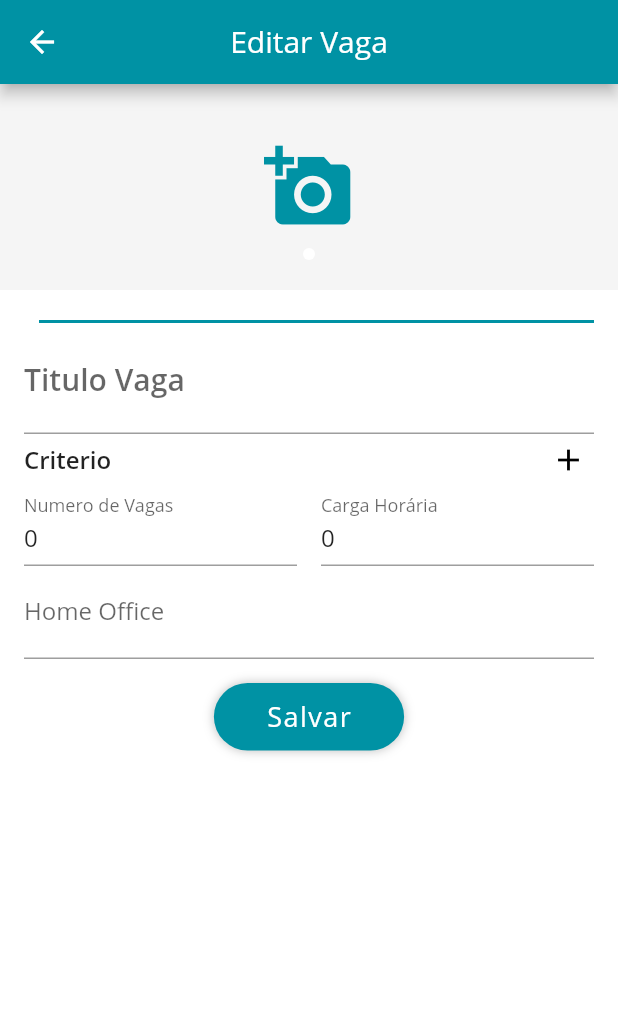
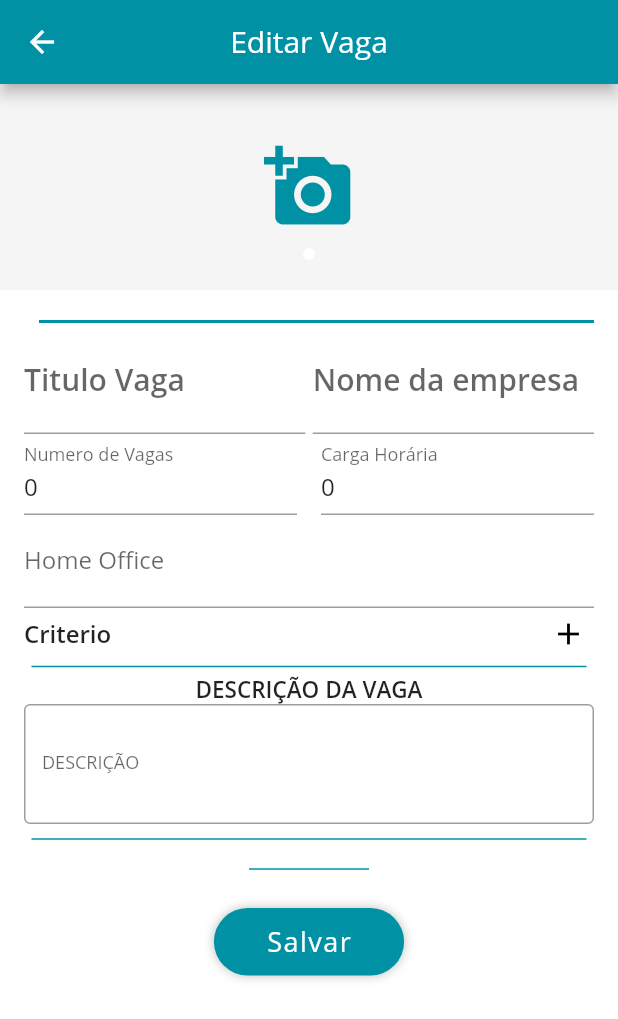
Before and after one commit to NylRJ/VenturaHR, a Flutter app: the VagaEdit screen opened directly with empty values, after a tap on the "add" icon, after a tap on the "remove" icon, on a phone screen of 412 x 824 dp. Shown: the top 1019 px of the screen. Run offline on Flutter 3.47's test engine with Material 2 defaults, Android fonts, the phone set to English and light mode, and no system bars; drawn by our look-alikes of carousel_pro; our stand-ins replace after_layout, brasil_fields, cloud_firestore, dio, firebase_auth, firebase_storage and 3 more; accounts and stored records are empty; project files that could hold a hidden picture were left out.

Commit message:
Duplicando o Objeto vaga

```diff
--- a/ventura_rh/lib/models/vaga/aggregates/criterio.dart
+++ b/ventura_rh/lib/models/vaga/aggregates/criterio.dart
@@ -1,30 +1,33 @@
+class Criterio {
+  Criterio({this.name, this.pmd, this.weight, this.description});
 
-
-class Criterio{
-
-
-  Criterio();
-  Criterio.fromMap(Map<String, dynamic> map){
-
+  Criterio.fromMap(Map<String, dynamic> map) {
     name = map['name'] as String;
     description = map['description'] as String;
     pmd = map['pmd'] as int;
     weight = map['weight'] as int;
   }
 
-
   String name;
   String description;
   int pmd;
   int weight;
 
+  Criterio clone() {
+    return Criterio(
+      name: name,
+      pmd: pmd,
+      weight: weight,
+      description: description,
+    );
+  }
 
-  Map<String, dynamic> toMap(){
+  Map<String, dynamic> toMap() {
     return {
       'name': name,
       'description': description,
       'pmd': pmd,
-      'weight':weight
+      'weight': weight
     };
   }
 
--- a/ventura_rh/lib/models/vaga/vaga.dart
+++ b/ventura_rh/lib/models/vaga/vaga.dart
@@ -25,6 +25,28 @@ class Vaga extends ChangeNotifier {
         .map((e) => Criterio.fromMap(e as Map<String, dynamic>))
         .toList();
   }
+
+  Vaga(
+      {this.id,
+        this.userId,
+        this.user,
+        this.companyTitle,
+        this.titleVacancy,
+        this.descriptionVacancy,
+        this.images,
+        this.workplace,
+        this.workload,
+        this.numberOfVacancies,
+        this.address,
+        this.criterios,
+        this.newImages,
+        this.deleted = false}) {
+    images = images ?? [];
+    criterios =  criterios ?? [];
+    newImages = newImages ?? [];
+  }
+
+
 
   final Firestore firestore = Firestore.instance;
   final FirebaseStorage storage = FirebaseStorage.instance;
@@ -56,23 +78,6 @@ class Vaga extends ChangeNotifier {
     notifyListeners();
   }
 
-  Vaga(
-      {this.id,
-      this.userId,
-      this.user,
-      this.companyTitle,
-      this.titleVacancy,
-      this.descriptionVacancy,
-      this.images,
-      this.workplace,
-      this.workload,
-      this.numberOfVacancies,
-      this.address,
-      this.criterios,
-      this.newImages,
-      this.deleted = false}) {
-      images = images ?? user.images;
-  }
 
   List<Map<String, dynamic>> exportSizeList(){
     return criterios.map((c) => c.toMap()).toList();
@@ -140,4 +145,22 @@ class Vaga extends ChangeNotifier {
   void delete(){
     firestoreRef.updateData({'deleted': true});
   }
+
+
+  Vaga clone(){
+    return Vaga(
+      id: id,
+      userId: userId,
+      companyTitle:companyTitle,
+      titleVacancy:titleVacancy,
+      descriptionVacancy:descriptionVacancy,
+      workplace:workplace,
+      workload:workload,
+      numberOfVacancies:numberOfVacancies,
+      images: List.from(images),
+      criterios: criterios.map((c) => c.clone()).toList(),
+      address: address,
+
+    );
+  }
 }
--- a/ventura_rh/lib/screens/vaga/vaga_edit/components/edit_item_criterio.dart
+++ b/ventura_rh/lib/screens/vaga/vaga_edit/components/edit_item_criterio.dart
@@ -14,18 +14,22 @@ class EditItemCriterio extends StatelessWidget {
 
   @override
   Widget build(BuildContext context) {
-    return Row(
+    return Padding(
+      padding: const EdgeInsets.all(8.0),
+      child: Row(
         children: [
           Expanded(
             flex: 20,
             child: SingleChildScrollView(
               child: TextFormField(
-              maxLines: 3,
+                maxLines: 1,
+
                 initialValue: criterio?.name,
                 decoration: const InputDecoration(
                   labelText: 'CRITERIO',
                   labelStyle: TextStyle(fontSize: 12),
                   isDense: true,
+
                 ),
                 validator: (name) {
                   if (name.isEmpty) {
@@ -44,7 +48,7 @@ class EditItemCriterio extends StatelessWidget {
           Expanded(
             flex: 15,
             child: TextFormField(
-            maxLines: 3,
+              maxLines: 1,
               initialValue: criterio.pmd?.toString(),
               decoration: const InputDecoration(
                 isDense: true,
@@ -67,7 +71,7 @@ class EditItemCriterio extends StatelessWidget {
           Expanded(
             flex: 15,
             child: TextFormField(
-            maxLines: 3,
+              maxLines: 1,
               initialValue: criterio.weight?.toString(),
               decoration: const InputDecoration(
                 isDense: true,
@@ -93,13 +97,18 @@ class EditItemCriterio extends StatelessWidget {
               child: TextFormField(
                 style: TextStyle(fontSize: 12),
                 textAlignVertical: TextAlignVertical.top,
-              maxLines: 4,
-              initialValue: criterio.description?.toString(),
+                maxLines: 3,
+                initialValue: criterio.description.toString(),
                 decoration: const InputDecoration(
                   isDense: true,
                   labelStyle: TextStyle(fontSize: 12),
                   labelText: 'DESCRIÇÃO',
+                  border: OutlineInputBorder(
+
+
                   ),
+                ),
+
                 validator: (description) {
                   if (description.isEmpty) {
                     return 'Inválido';
@@ -111,11 +120,9 @@ class EditItemCriterio extends StatelessWidget {
               ),
             ),
           ),
-        CustomIconButton(
-          iconData: Icons.remove,
-          color: Colors.red,
-          onTap: onRemove,
-        ),
+         Column(
+           children: [
+
              CustomIconButton(
                iconData: Icons.arrow_drop_up,
                color: Colors.black,
@@ -126,7 +133,15 @@ class EditItemCriterio extends StatelessWidget {
                color: Colors.black,
                onTap: onMoveDown,
              ),
+             CustomIconButton(
+               iconData: Icons.remove,
+               color: Colors.red,
+               onTap: onRemove,
+             ),
            ],
+         )
+        ],
+      ),
     );
   }
 }
--- a/ventura_rh/lib/screens/vaga/vaga_edit/components/images_form.dart
+++ b/ventura_rh/lib/screens/vaga/vaga_edit/components/images_form.dart
@@ -18,10 +18,10 @@ class ImagesForm extends StatelessWidget {
 
   @override
   Widget build(BuildContext context) {
-    Responsive responsive = Responsive.of(context);
+
 
     return FormField<List<dynamic>>(
-      initialValue: List.from(vaga.images),
+      initialValue: vaga.images,
       validator: (images){
         if (images.isEmpty) {
 
--- a/ventura_rh/lib/screens/vaga/vaga_edit/components/criterio_form.dart
+++ b/ventura_rh/lib/screens/vaga/vaga_edit/components/vaga_form.dart
@@ -2,13 +2,14 @@ import 'package:flutter/material.dart';
 import 'package:ventura_rh/common/custom_icon_button.dart';
 import 'package:ventura_rh/models/vaga/aggregates/criterio.dart';
 import 'package:ventura_rh/models/vaga/vaga.dart';
+import 'package:ventura_rh/utils/app_colors.dart';
 
 import 'edit_item_criterio.dart';
 
-class CriterioForm extends StatelessWidget {
+class VagaForm extends StatelessWidget {
   final Vaga vaga;
 
-  const CriterioForm({Key key, this.vaga}) : super(key: key);
+  const VagaForm({Key key, this.vaga}) : super(key: key);
 
   @override
   Widget build(BuildContext context) {
@@ -16,7 +17,7 @@ class CriterioForm extends StatelessWidget {
       children: [
 
         FormField<List<Criterio>>(
-              initialValue: List.from(vaga.criterios),
+              initialValue: vaga.criterios,
           validator: (criterio){
                 if (criterio.isEmpty) {
                   return 'Insira Um Critério';
@@ -26,7 +27,7 @@ class CriterioForm extends StatelessWidget {
                 }
           },
           builder: (state){
-                print(state.value);
+
                 return Column(
                   children: [
                     Row(
@@ -50,7 +51,14 @@ class CriterioForm extends StatelessWidget {
                         ),
                       ],
                     ),
+                    Divider(
 
+                      indent:5,
+                      endIndent: 5,
+                      height: 10,
+                      thickness: 1,
+                      color: AppColors.primaryColor,
+                    ),
                     Column(
                       children: state.value.map((criterio) {
                         return EditItemCriterio(
@@ -76,6 +84,7 @@ class CriterioForm extends StatelessWidget {
                         );
                       }).toList(),
                     ),
+
                     if (state.hasError)
                       Container(
                         alignment: Alignment.centerLeft,
--- a/ventura_rh/lib/screens/vaga/vaga_edit/vaga_edit.dart
+++ b/ventura_rh/lib/screens/vaga/vaga_edit/vaga_edit.dart
@@ -3,15 +3,18 @@ import 'package:flutter/services.dart';
 import 'package:ventura_rh/models/vaga/vaga.dart';
 import 'package:ventura_rh/utils/app_colors.dart';
 import 'package:ventura_rh/widgets/rounded_button.dart';
-
-import 'components/criterio_form.dart';
 import 'components/images_form.dart';
+import 'components/vaga_form.dart';
 
 class VagaEdit extends StatelessWidget {
-  final Vaga vaga;
+
+
   final GlobalKey<FormState> formKey = GlobalKey<FormState>();
 
-  VagaEdit(this.vaga);
+  VagaEdit(Vaga v):
+        vaga = v != null ? v.clone() : Vaga();
+
+  final Vaga vaga;
 
   @override
   Widget build(BuildContext context) {
@@ -39,11 +42,14 @@ class VagaEdit extends StatelessWidget {
                     thickness: 2,
                     color: AppColors.primaryColor,
                   ),
-                  Align(
+                  Row(
+                    children: [
+                      Expanded(
+                        child: Align(
                           alignment: Alignment.centerRight,
 
                           child: TextFormField(
-                      initialValue: vaga.titleVacancy,
+                            initialValue: vaga?.titleVacancy,
                             decoration: const InputDecoration(
                               hintText: 'Titulo Vaga',
                               labelText: 'Titulo Vaga',
@@ -58,12 +64,36 @@ class VagaEdit extends StatelessWidget {
                             },
                           ),
                         ),
-                 CriterioForm(vaga: vaga,),
+                      ),
+                      SizedBox(width: 5.0,),
+                      Expanded(
+                        child: Align(
+                          alignment: Alignment.centerRight,
+
+                          child: TextFormField(
+                            initialValue: vaga?.companyTitle,
+                            decoration: const InputDecoration(
+                              hintText: 'America.ltda',
+                              labelText: 'Nome da empresa',
+                            ),
+                            style: TextStyle(fontWeight: FontWeight.w600, fontSize: 20),
+                            validator: (title) {
+                              if (title.length < 6) {
+                                return 'Titulo é muito Curto!';
+                              } else {
+                                return null;
+                              }
+                            },
+                          ),
+                        ),
+                      ),
+                    ],
+                  ),
                   Row(
                     children: [
                       Expanded(
                         child: TextFormField(
-                          initialValue: vaga.numberOfVacancies.toString(),
+                          initialValue: vaga.numberOfVacancies?.toString(),
                           decoration: const InputDecoration(
                               isDense: true,
                               labelText: 'Numero de Vagas',
@@ -79,7 +109,7 @@ class VagaEdit extends StatelessWidget {
                       ),
                       Expanded(
                         child: TextFormField(
-                          initialValue: vaga.workload.toString(),
+                          initialValue: vaga.workload?.toString(),
                           decoration: const InputDecoration(
                               isDense: true,
                               labelText: "Carga Horária",
@@ -91,7 +121,7 @@ class VagaEdit extends StatelessWidget {
                   ),
 
                   TextFormField(
-                    initialValue: vaga.workplace,
+                    initialValue: vaga?.workplace,
                     decoration: const InputDecoration(
                         hintText: 'Ambiente de trabalho',
                         labelText: "Home Office"),
@@ -105,6 +135,49 @@ class VagaEdit extends StatelessWidget {
                     },
                   ),
 
+                  VagaForm(vaga: vaga,),
+                  Text(
+                    'DESCRIÇÃO DA VAGA',
+                  style: TextStyle(
+                    fontSize: 15,
+                    fontWeight: FontWeight.w600
+                  ),
+                  ),
+                  TextFormField(
+                    style: TextStyle(fontSize: 12),
+                    textAlignVertical: TextAlignVertical.top,
+                    maxLines: 3,
+                    initialValue: vaga.descriptionVacancy ,
+                    decoration: const InputDecoration(
+                      isDense: true,
+                      labelStyle: TextStyle(fontSize: 12),
+                      hintText: 'Descrição da vaga',
+                      labelText: 'DESCRIÇÃO',
+
+                      border: OutlineInputBorder(
+
+                      ),
+                    ),
+
+
+
+                  ),
+                  Divider(
+
+                    indent:5,
+                    endIndent: 5,
+                    height: 20,
+                    thickness: 1,
+                    color: AppColors.primaryColor,
+                  ),
+                      Divider(
+
+                        indent:150,
+                        endIndent: 150,
+                        height: 20,
+                        thickness: 1,
+                        color: AppColors.primaryColor,
+                      ),
                   RoundedButton(
                     onPressed: () {
                       if (formKey.currentState.validate()) {
--- a/ventura_rh/lib/screens/vaga/vaga_screen.dart
+++ b/ventura_rh/lib/screens/vaga/vaga_screen.dart
@@ -1,6 +1,7 @@
 import 'package:flutter/material.dart';
 import 'package:provider/provider.dart';
 import 'package:ventura_rh/common/components/custom_drawer/custom_drawer.dart';
+import 'package:ventura_rh/models/users/user_manager.dart';
 import 'package:ventura_rh/models/vaga/vaga_manager.dart';
 
 import 'components/search_dialog.dart';
@@ -71,6 +72,21 @@ class VagaScreen extends StatelessWidget {
               }
             },
           ),
+
+          Consumer<UserManager>(
+            builder: (_,userManager,__){
+              if (userManager.isLoggedIn && userManager.userHR.accountType == 'juridica') {
+                return IconButton(
+                  icon: const Icon(Icons.add),
+                  onPressed: (){
+                    Navigator.of(context).pushNamed('/vaga_edit',);
+                  }
+              );
+              } else {
+                return Container();
+              }
+            },
+          ),
         ],
       ),
       body: Consumer<VagaManager>(
```
Lines whose indentation alone changed are shown as unchanged.
